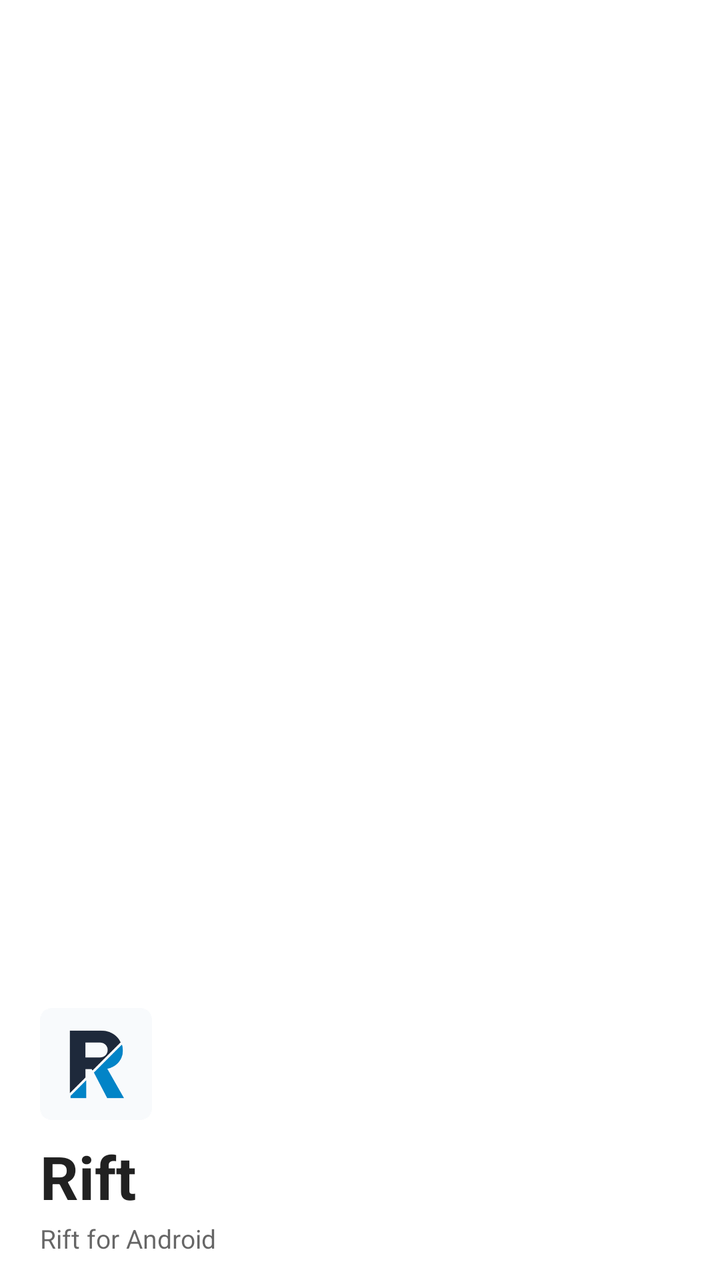
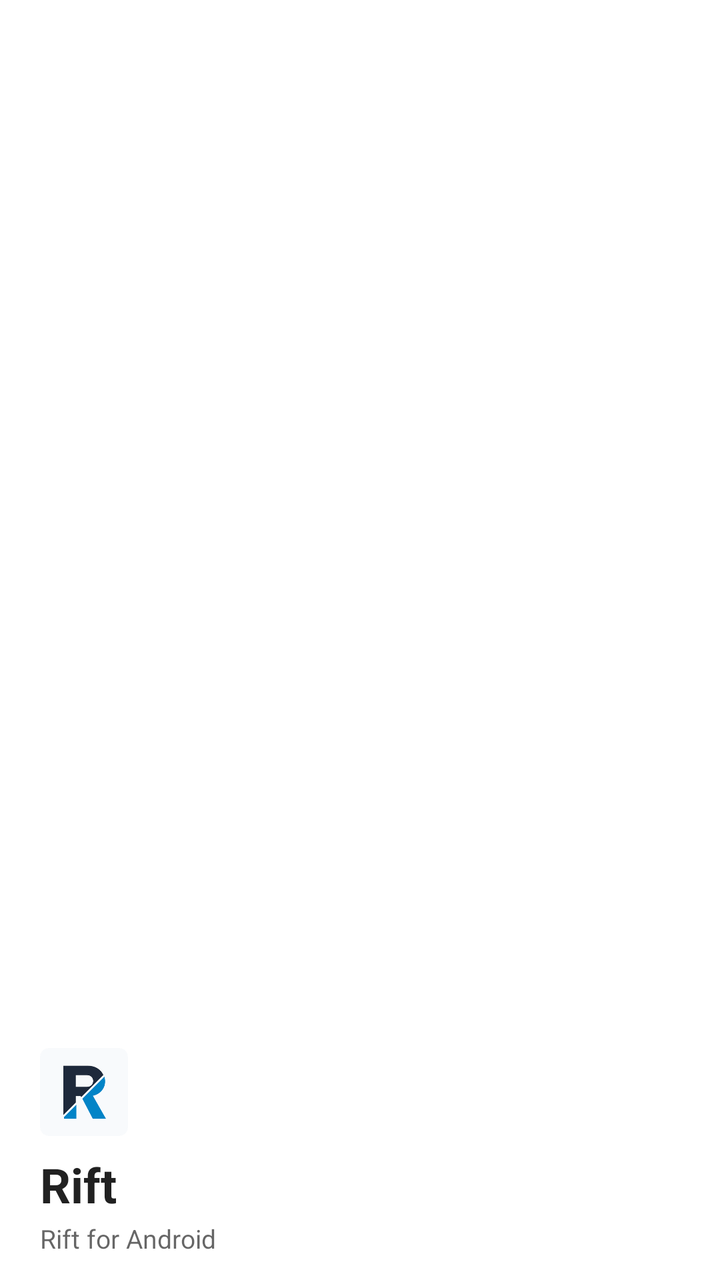

An Android layout rendered at two revisions. The XML below is the earlier revision; the diff shows what the commit changed to produce the second picture.
<!-- AndroidManifest.xml: application theme Theme.Start -->
<!-- res/layout/layout_nav_header.xml -->
<?xml version="1.0" encoding="utf-8"?>
<LinearLayout xmlns:android="http://schemas.android.com/apk/res/android"
    android:layout_width="match_parent"
    android:layout_height="wrap_content"
    android:gravity="bottom"
    android:orientation="vertical"
    android:paddingStart="20dp"
    android:paddingEnd="16dp"
    android:paddingBottom="@dimen/drawer_header_padding_bottom">

    
    
    <ImageView
        android:layout_width="@dimen/drawer_header_logo"
        android:layout_height="@dimen/drawer_header_logo"
        android:contentDescription="@string/app_name"
        android:src="@drawable/ic_drawer" />

    <TextView
        android:layout_width="wrap_content"
        android:layout_height="wrap_content"
        android:layout_marginTop="@dimen/drawer_header_title_margin_top"
        android:text="@string/app_name"
        android:textColor="?android:attr/textColorPrimary"
        android:textSize="30sp"
        android:textStyle="bold" />

    <TextView
        android:layout_width="wrap_content"
        android:layout_height="wrap_content"
        android:layout_marginTop="2dp"
        android:text="@string/app_name_long"
        android:textColor="?android:attr/textColorSecondary"
        android:textSize="13sp" />

</LinearLayout>
<!-- resources referenced by this layout -->
<resources>
  <dimen name="drawer_header_logo">56dp</dimen>
  <dimen name="drawer_header_padding_bottom">12dp</dimen>
  <dimen name="drawer_header_title_margin_top">8dp</dimen>
  <!-- drawable ic_drawer: png bitmap (drawable-xxxhdpi, 10421 bytes) -->
  <string name="app_name" translatable="false">Rift</string>
  <string name="app_name_long" translatable="false">Rift for Android</string>
  <style name="Theme.Start" parent="Theme.MaterialComponents.DayNight">
          <item name="android:navigationBarColor">@android:color/transparent</item>
          <item name="colorPrimary">@android:color/transparent</item>
          <item name="colorPrimaryDark">@android:color/transparent</item>
          <item name="android:backgroundDimEnabled">false</item>
          <item name="android:windowNoTitle">true</item>
          <item name="windowActionBar">false</item>
          <item name="windowNoTitle">true</item>
      </style>
</resources>

<!-- the commit's change to res/layout/layout_nav_header.xml (unified diff, before → after) -->
@@ -22,7 +22,7 @@
         android:layout_marginTop="@dimen/drawer_header_title_margin_top"
         android:text="@string/app_name"
         android:textColor="?android:attr/textColorPrimary"
-        android:textSize="30sp"
+        android:textSize="24sp"
         android:textStyle="bold" />
 
     <TextView
<!-- resource entries referenced after the edit -->
@@ -1,6 +1,6 @@
 <!-- resources referenced by this layout -->
 <resources>
-  <dimen name="drawer_header_logo">56dp</dimen>
+  <dimen name="drawer_header_logo">44dp</dimen>
   <dimen name="drawer_header_padding_bottom">12dp</dimen>
   <dimen name="drawer_header_title_margin_top">8dp</dimen>
   <!-- drawable ic_drawer: png bitmap (drawable-xxxhdpi, 10421 bytes) -->
